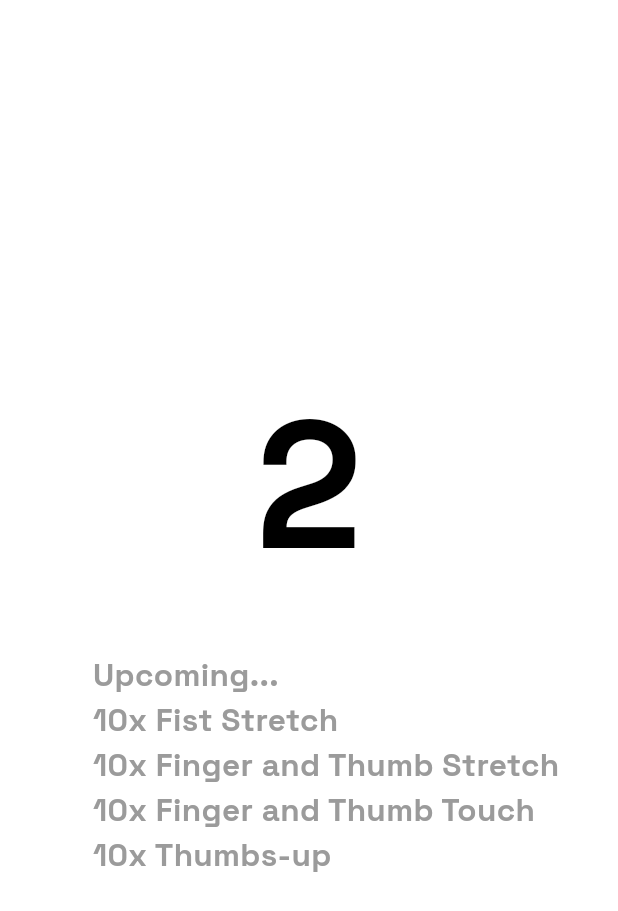
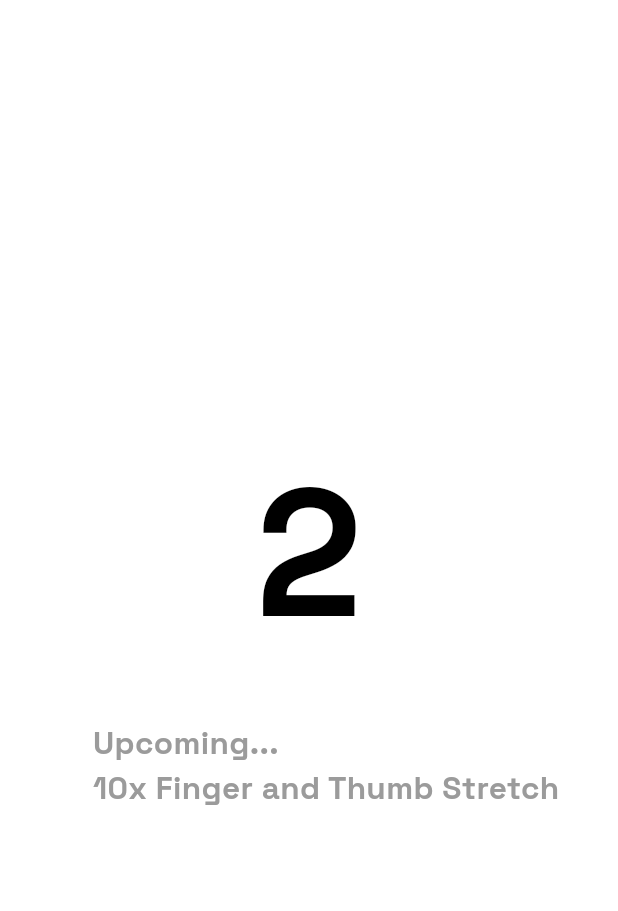
Before and after one commit to trulyPranav/ReHabIT, a Flutter app: the PatientHomeScreen screen opened directly with empty values, after a tap on "START", on a phone screen of 412 x 824 dp. Shown: the top 911 px of the screen. Run offline on Flutter 3.47's test engine with Material 3 defaults, Android fonts, the phone set to English and light mode, and no system bars; our stand-ins replace firebase_auth, firebase_core, get, google_fonts, google_sign_in, loading_animation_widget and 1 more; accounts and stored records are empty.

Commit message:
Sesky Home Screen!

```diff
--- /dev/null
+++ b/lib/Providers/exercise_provider.dart
@@ -0,0 +1,19 @@
+import 'package:flutter/material.dart';
+
+class ExerciseProvider extends ChangeNotifier{
+    List<String> exercises = [
+    "Fist Stretch",
+    "Finger and Thumb Stretch",
+    "Finger and Thumb Touch",
+    "Thumbs-up",
+  ];
+  bool started = false;
+  void startExercise(){
+    started = true;
+    notifyListeners();
+  }
+  void removeExercise(String exercise) {
+    exercises.remove(exercise);
+    notifyListeners();
+  }
+}
--- a/lib/UI/Screens/Patient Views/Home Screen/patient_home_screen.dart
+++ b/lib/UI/Screens/Patient Views/Home Screen/patient_home_screen.dart
@@ -1,7 +1,10 @@
 import 'dart:async';
 
 import 'package:flutter/material.dart';
+import 'package:get/get_connect/http/src/utils/utils.dart';
 import 'package:google_fonts/google_fonts.dart';
+import 'package:provider/provider.dart';
+import 'package:rehabit/Providers/exercise_provider.dart';
 import 'package:rehabit/UI/Constants/constants.dart';
 import 'package:rehabit/UI/Screens/Patient%20Views/Widgets/patient_selector_container.dart';
 import 'package:rehabit/UI/Screens/Patient%20Views/Widgets/upcoming_screen.dart';
@@ -19,14 +22,7 @@ class _PatientHomeScreenState extends State<PatientHomeScreen> {
   int count = 3;
   int currentExerciseIndex = 0;
   late Timer countdownTimer;
-
-  List<String> exercises = [
-    "Fist Stretch",
-    "Finger and Thumb Stretch",
-    "Finger and Thumb Touch",
-    "Thumbs-up"
-  ];
-
+  late List<String> exercises;
   @override
   void dispose() {
     countdownTimer.cancel(); // Cancel countdown timer when widget disposed
@@ -37,6 +33,7 @@ class _PatientHomeScreenState extends State<PatientHomeScreen> {
     setState(() {
       countdownStarted = true;
     });
+    Provider.of<ExerciseProvider>(context, listen: false).startExercise();
     countdownTimer = Timer.periodic(Duration(seconds: 1), (timer) {
       if (count >= 1) {
         setState(() {
@@ -63,20 +60,26 @@ class _PatientHomeScreenState extends State<PatientHomeScreen> {
 
   // Recursive shit
   void _moveToNextExercise(int index) {
-    if (index < exercises.length) {
+    if (index < exercises.length && exercises.isNotEmpty) {
       setState(() {
         currentExerciseIndex = index;  // Moving to the current exercise
       });
 
-      // Delay for 1 minute (or adjust the time as needed) before moving to the next exercise
+      // Delay for 1 minute before moving to the next exercise
       Future.delayed(Duration(seconds: 5), () {
-        _moveToNextExercise(index + 1);  // Calling the next exercise
+        // Remove the completed exercise
+        if (mounted) {
+          Provider.of<ExerciseProvider>(context, listen: false)
+              .removeExercise(exercises[0]);
+        }
+        _moveToNextExercise(index);  // Call the next exercise
       });
     }
   }
 
   @override
   Widget build(BuildContext context) {
+    exercises = Provider.of<ExerciseProvider>(context).exercises;
     double width = MediaQuery.of(context).size.width;
     return Scaffold(
       backgroundColor: primaryBackground,
@@ -112,11 +115,18 @@ class _PatientHomeScreenState extends State<PatientHomeScreen> {
                 Center(child: Image.asset("assets/fingerstretch.png")),
                 Padding(
                   padding: EdgeInsets.only(left: width*0.15),
-                  child: Text(
+                  child: exercises.isNotEmpty ? Text(
                     "Current: ${exercises[currentExerciseIndex]}\n10 reps\n1 min",
                     style: GoogleFonts.spaceGrotesk(
                       fontWeight: FontWeight.w700,
                       fontSize: 21,
+                      color: textBlack
+                    ),
+                  ) : Text(
+                    "All Done For Today!",
+                    style: GoogleFonts.spaceGrotesk(
+                      fontWeight: FontWeight.w700,
+                      fontSize: 25,
                       color: textBlack
                     ),
                   ),
@@ -125,7 +135,7 @@ class _PatientHomeScreenState extends State<PatientHomeScreen> {
             ),
           Padding(
             padding: EdgeInsets.only(left: width*0.15),
-            child: UpcomingScreen(exercises: exercises),
+            child: UpcomingScreen(),
           )
         ],
       ),
--- a/lib/UI/Screens/Patient Views/Widgets/upcoming_screen.dart
+++ b/lib/UI/Screens/Patient Views/Widgets/upcoming_screen.dart
@@ -1,17 +1,15 @@
 import 'package:flutter/material.dart';
 import 'package:google_fonts/google_fonts.dart';
+import 'package:provider/provider.dart';
+import 'package:rehabit/Providers/exercise_provider.dart';
 
-class UpcomingScreen extends StatefulWidget {
-  final List<String> exercises;
-  const UpcomingScreen({required this.exercises, super.key});
+class UpcomingScreen extends StatelessWidget {
+  const UpcomingScreen({super.key});
 
   @override
-  State<UpcomingScreen> createState() => _UpcomingScreenState();
-}
-
-class _UpcomingScreenState extends State<UpcomingScreen> {
-  @override
   Widget build(BuildContext context) {
+    bool started = Provider.of<ExerciseProvider>(context).started;
+    List<String> exercises = Provider.of<ExerciseProvider>(context).exercises;
     return Column(
       crossAxisAlignment: CrossAxisAlignment.start,
       children: [
@@ -23,9 +21,10 @@ class _UpcomingScreenState extends State<UpcomingScreen> {
             color: Color(0xFF9B9B9B)
           ),
         ),
+        if(!started)
           ListView(
             shrinkWrap: true,  // This ensures ListView only takes as much space as it needs
-          children: widget.exercises.map((exercise) {
+            children: exercises.map((exercise) {
               return Text(
                 "10x $exercise",
                   style: GoogleFonts.spaceGrotesk(
@@ -36,6 +35,25 @@ class _UpcomingScreenState extends State<UpcomingScreen> {
               );
             }).toList(),
           ),
+        if(started && exercises.length > 1)
+          Text(
+            "10x ${exercises[1]}",
+              style: GoogleFonts.spaceGrotesk(
+                fontWeight: FontWeight.w700,
+                fontSize: 21,
+                color: Color(0xFF9B9B9B)
+              ),
+          ),
+        if(exercises.length <= 1)
+          Text(
+            "All Done!",
+              style: GoogleFonts.spaceGrotesk(
+                fontWeight: FontWeight.w700,
+                fontSize: 21,
+                color: Color(0xFF9B9B9B)
+              ),
+          )
+
       ],
     );
   }
--- a/lib/main.dart
+++ b/lib/main.dart
@@ -1,11 +1,20 @@
 import 'package:firebase_core/firebase_core.dart';
 import 'package:flutter/material.dart';
+import 'package:provider/provider.dart';
+import 'package:rehabit/Providers/exercise_provider.dart';
 import 'package:rehabit/UI/Screens/Splash%20Screen/splash_screen.dart';
 
 void main() async {
   WidgetsFlutterBinding.ensureInitialized();
   await Firebase.initializeApp();
-  runApp(const MyApp());
+  runApp(
+    MultiProvider(
+      providers: [
+        ChangeNotifierProvider(create: (_) => ExerciseProvider())
+      ],
+      child: const MyApp()
+    )
+  );
 }
 
 class MyApp extends StatelessWidget {
--- a/pubspec.yaml
+++ b/pubspec.yaml
@@ -41,6 +41,7 @@ dependencies:
   firebase_auth: ^5.5.0
   get: ^4.7.2
   smooth_page_indicator: ^1.2.1
+  provider: ^6.1.2
 
 dev_dependencies:
   flutter_test:
```
Also changed, not shown: pubspec.lock. Lines whose indentation alone changed are shown as unchanged.
